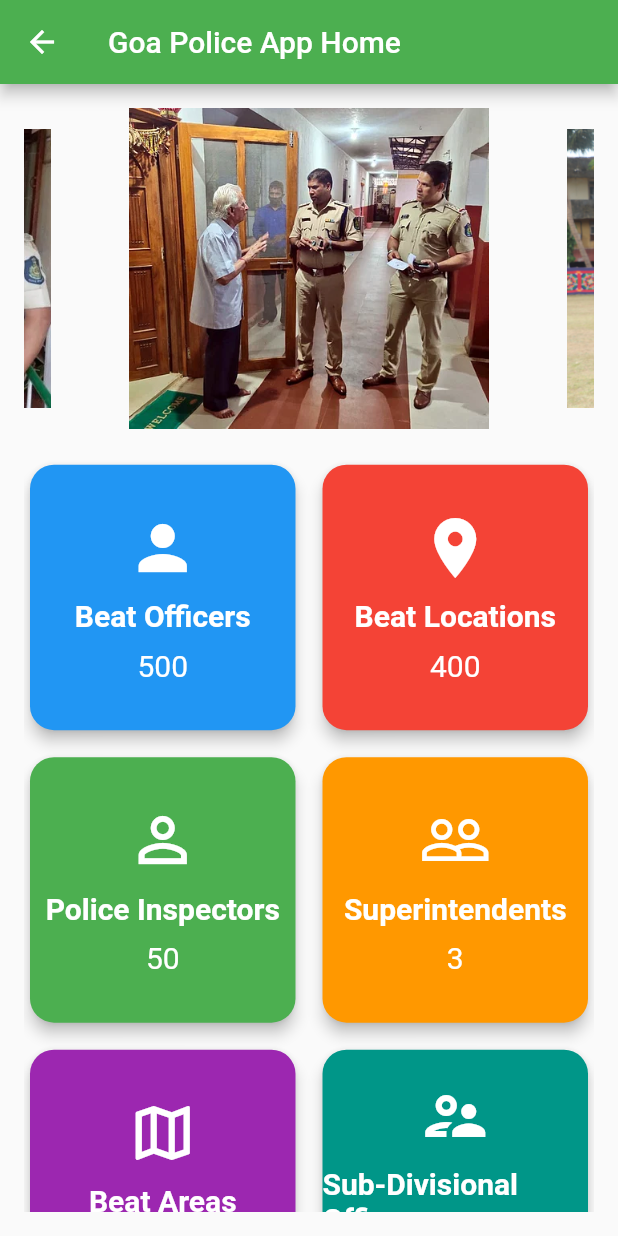
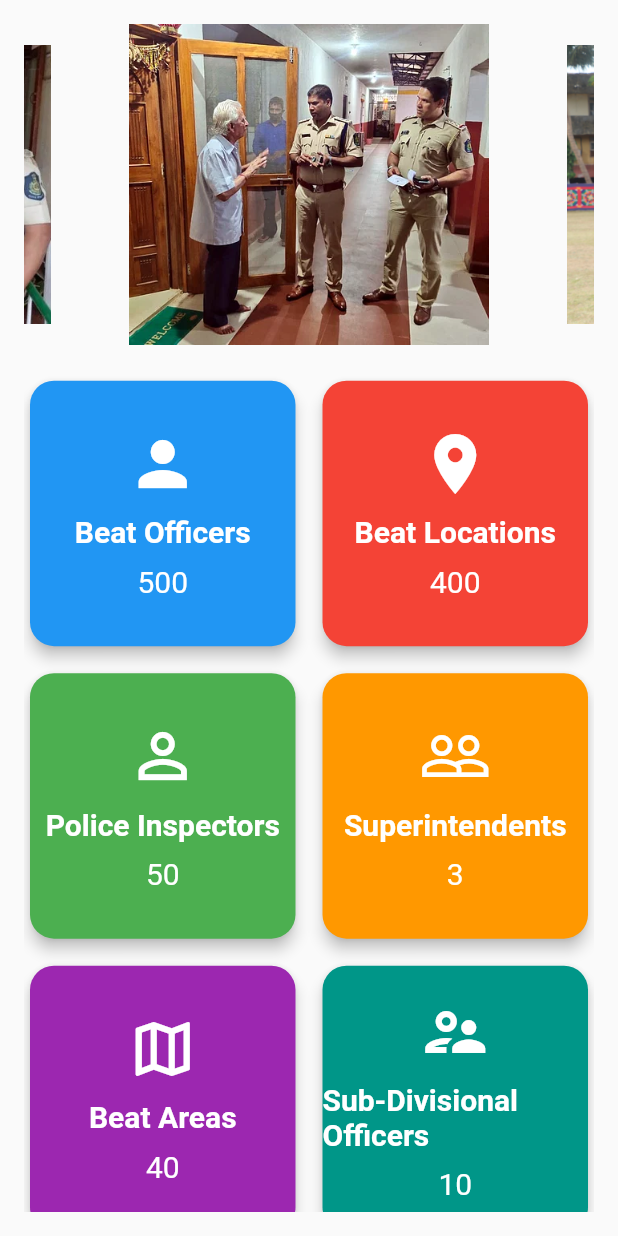
Before and after one commit to Samrudh12602/ebeatgoa, a Flutter app: the Home screen opened directly, on a phone screen of 412 x 824 dp. Run offline on Flutter 3.47's test engine with Material 2 defaults, Android fonts, the light colour scheme and no system bars; drawn by our look-alikes of carousel_slider; our stand-ins replace cloud_firestore, firebase_auth, firebase_core, firebase_storage, geolocator, google_maps_flutter and 2 more; accounts and stored records are empty.

Commit message:
just an addition

```diff
--- a/lib/home.dart
+++ b/lib/home.dart
@@ -220,9 +220,6 @@
   @override
   Widget build(BuildContext context) {
     return Scaffold(
-      appBar: AppBar(
-        title: Text('Goa Police App Home'),
-      ),
       body: Padding(
         padding: EdgeInsets.all(16.0),
         child: Column(
```
